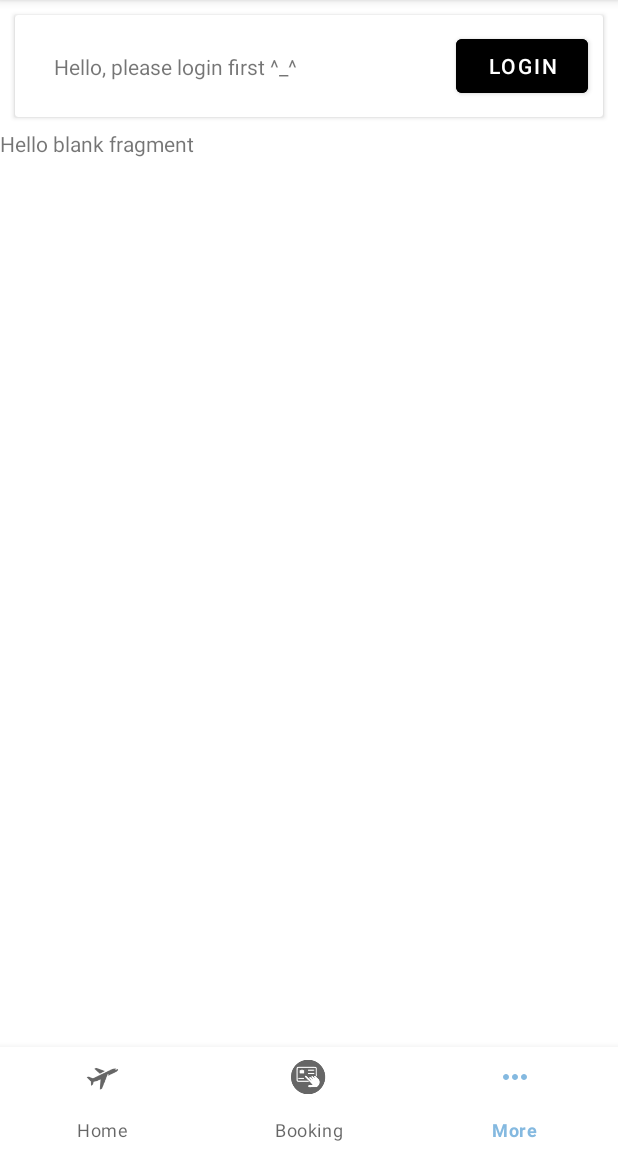
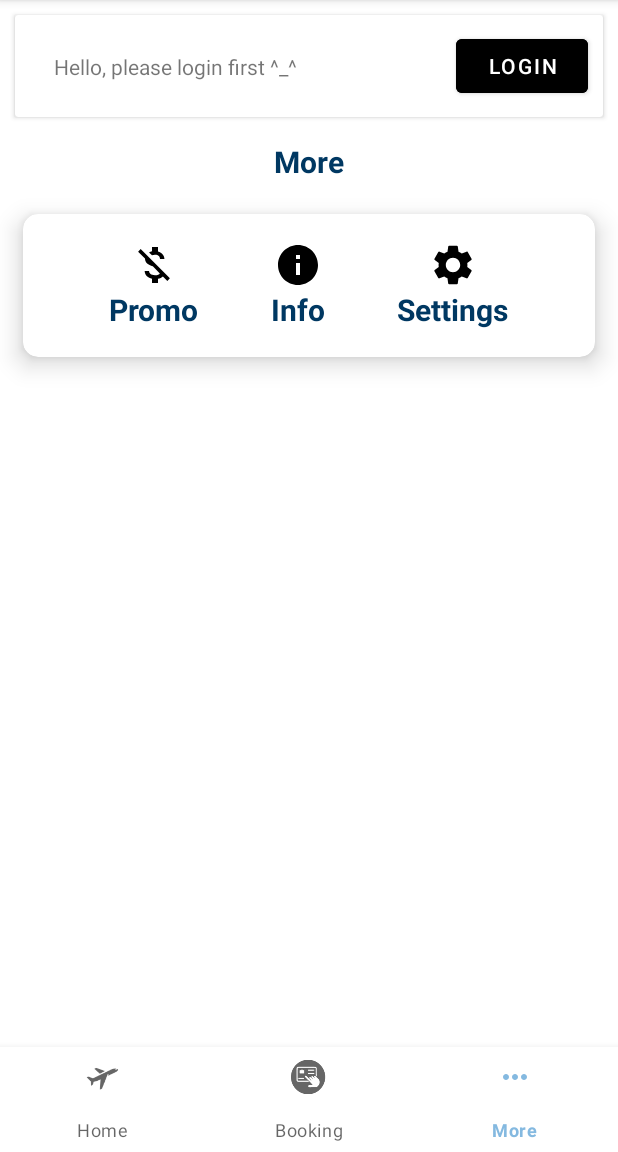
Before and after one commit to AceLysnd/FP-AND-C11, an Android app: the screen it shows after launch (HomeActivity), item 3 of the bottom bar chosen, on a phone screen of 412 x 824 dp, the part 84-1236 px from its top. Run offline under Robolectric (Android 15) with nearby library versions, the phone set to English and light mode, and no system bars; our stand-ins replace Dagger/Hilt's generated code, Room's generated code.

Commit message:
Fragment more buttons, minor fix, back button home

```diff
--- a/app/src/main/java/com/ace/c11flight/ui/view/HomeActivity.kt
+++ b/app/src/main/java/com/ace/c11flight/ui/view/HomeActivity.kt
@@ -64,7 +64,6 @@
         viewModel.getLoginStatus().observe(this) {
             if (it) {
                 binding.messageLogin.visibility = View.GONE
-                Toast.makeText(this, "Login Verified", Toast.LENGTH_SHORT).show()
             }
         }
     }
@@ -99,4 +98,15 @@
         }
     }
 
+    private var backButtonCount = 0
+    override fun onBackPressed() {
+        if (backButtonCount < 1) {
+            Toast.makeText(this, getString(R.string.press_back_again), Toast.LENGTH_SHORT).show()
+            backButtonCount += 1
+        } else {
+            moveTaskToBack(true)
+            backButtonCount = 0
+        }
+    }
+
 }
--- /dev/null
+++ b/app/src/main/res/drawable/ic_info.xml
@@ -0,0 +1,5 @@
+<vector android:height="32dp" android:tint="#000000"
+    android:viewportHeight="24" android:viewportWidth="24"
+    android:width="32dp" xmlns:android="http://schemas.android.com/apk/res/android">
+    <path android:fillColor="@android:color/white" android:pathData="M12,2C6.48,2 2,6.48 2,12s4.48,10 10,10 10,-4.48 10,-10S17.52,2 12,2zM13,17h-2v-6h2v6zM13,9h-2L11,7h2v2z"/>
+</vector>
--- /dev/null
+++ b/app/src/main/res/drawable/ic_promo.xml
@@ -0,0 +1,5 @@
+<vector android:height="32dp" android:tint="#000000"
+    android:viewportHeight="24" android:viewportWidth="24"
+    android:width="32dp" xmlns:android="http://schemas.android.com/apk/res/android">
+    <path android:fillColor="@android:color/white" android:pathData="M12.5,6.9c1.78,0 2.44,0.85 2.5,2.1h2.21c-0.07,-1.72 -1.12,-3.3 -3.21,-3.81V3h-3v2.16c-0.53,0.12 -1.03,0.3 -1.48,0.54l1.47,1.47c0.41,-0.17 0.91,-0.27 1.51,-0.27zM5.33,4.06L4.06,5.33 7.5,8.77c0,2.08 1.56,3.21 3.91,3.91l3.51,3.51c-0.34,0.48 -1.05,0.91 -2.42,0.91 -2.06,0 -2.87,-0.92 -2.98,-2.1h-2.2c0.12,2.19 1.76,3.42 3.68,3.83V21h3v-2.15c0.96,-0.18 1.82,-0.55 2.45,-1.12l2.22,2.22 1.27,-1.27L5.33,4.06z"/>
+</vector>
--- /dev/null
+++ b/app/src/main/res/drawable/ic_settings.xml
@@ -0,0 +1,5 @@
+<vector android:height="32dp" android:tint="#000000"
+    android:viewportHeight="24" android:viewportWidth="24"
+    android:width="32dp" xmlns:android="http://schemas.android.com/apk/res/android">
+    <path android:fillColor="@android:color/white" android:pathData="M19.14,12.94c0.04,-0.3 0.06,-0.61 0.06,-0.94c0,-0.32 -0.02,-0.64 -0.07,-0.94l2.03,-1.58c0.18,-0.14 0.23,-0.41 0.12,-0.61l-1.92,-3.32c-0.12,-0.22 -0.37,-0.29 -0.59,-0.22l-2.39,0.96c-0.5,-0.38 -1.03,-0.7 -1.62,-0.94L14.4,2.81c-0.04,-0.24 -0.24,-0.41 -0.48,-0.41h-3.84c-0.24,0 -0.43,0.17 -0.47,0.41L9.25,5.35C8.66,5.59 8.12,5.92 7.63,6.29L5.24,5.33c-0.22,-0.08 -0.47,0 -0.59,0.22L2.74,8.87C2.62,9.08 2.66,9.34 2.86,9.48l2.03,1.58C4.84,11.36 4.8,11.69 4.8,12s0.02,0.64 0.07,0.94l-2.03,1.58c-0.18,0.14 -0.23,0.41 -0.12,0.61l1.92,3.32c0.12,0.22 0.37,0.29 0.59,0.22l2.39,-0.96c0.5,0.38 1.03,0.7 1.62,0.94l0.36,2.54c0.05,0.24 0.24,0.41 0.48,0.41h3.84c0.24,0 0.44,-0.17 0.47,-0.41l0.36,-2.54c0.59,-0.24 1.13,-0.56 1.62,-0.94l2.39,0.96c0.22,0.08 0.47,0 0.59,-0.22l1.92,-3.32c0.12,-0.22 0.07,-0.47 -0.12,-0.61L19.14,12.94zM12,15.6c-1.98,0 -3.6,-1.62 -3.6,-3.6s1.62,-3.6 3.6,-3.6s3.6,1.62 3.6,3.6S13.98,15.6 12,15.6z"/>
+</vector>
--- a/app/src/main/res/layout/fragment_more.xml
+++ b/app/src/main/res/layout/fragment_more.xml
@@ -1,14 +1,118 @@
 <?xml version="1.0" encoding="utf-8"?>
 <FrameLayout xmlns:android="http://schemas.android.com/apk/res/android"
+    xmlns:app="http://schemas.android.com/apk/res-auto"
     xmlns:tools="http://schemas.android.com/tools"
     android:layout_width="match_parent"
     android:layout_height="match_parent"
     tools:context=".ui.view.MoreFragment">
 
-    <!-- TODO: Update blank fragment layout -->
-    <TextView
+    <androidx.constraintlayout.widget.ConstraintLayout
         android:layout_width="match_parent"
-        android:layout_height="match_parent"
-        android:text="@string/hello_blank_fragment" />
+        android:layout_height="match_parent">
+
+        <TextView
+            android:id="@+id/tvMore"
+            style="@style/BigColoredHeadline"
+            android:layout_width="wrap_content"
+            android:layout_height="wrap_content"
+            android:layout_marginTop="8dp"
+            android:text="More"
+            app:layout_constraintEnd_toEndOf="parent"
+            app:layout_constraintStart_toStartOf="parent"
+            app:layout_constraintTop_toTopOf="parent" />
+
+        <androidx.cardview.widget.CardView
+            android:layout_width="match_parent"
+            android:layout_height="wrap_content"
+            app:cardBackgroundColor="@color/white"
+            app:cardCornerRadius="10dp"
+            app:cardElevation="10dp"
+            app:cardMaxElevation="12dp"
+            app:cardPreventCornerOverlap="true"
+            app:cardUseCompatPadding="true"
+            app:layout_constraintEnd_toEndOf="parent"
+            app:layout_constraintStart_toStartOf="parent"
+            app:layout_constraintTop_toBottomOf="@+id/tvMore">
+
+            <GridLayout
+                android:layout_gravity="center"
+                android:layout_width="wrap_content"
+                android:layout_height="wrap_content"
+                android:padding="18dp"
+                android:columnCount="3"
+                android:rowCount="3">
+
+                <androidx.constraintlayout.widget.ConstraintLayout
+                    android:paddingHorizontal="24sp">
+
+                    <ImageView
+                        android:id="@+id/ivPromo"
+                        android:layout_width="wrap_content"
+                        android:layout_height="wrap_content"
+                        android:src="@drawable/ic_promo"
+                        app:layout_constraintEnd_toEndOf="parent"
+                        app:layout_constraintStart_toStartOf="parent"
+                        app:layout_constraintTop_toTopOf="parent" />
+
+                    <TextView
+                        style="@style/BigColoredHeadline"
+                        android:layout_width="wrap_content"
+                        android:layout_height="wrap_content"
+                        android:text="Promo"
+                        app:layout_constraintEnd_toEndOf="parent"
+                        app:layout_constraintStart_toStartOf="parent"
+                        app:layout_constraintTop_toBottomOf="@+id/ivPromo" />
+                </androidx.constraintlayout.widget.ConstraintLayout>
+
+                <androidx.constraintlayout.widget.ConstraintLayout
+                    android:paddingHorizontal="24sp">
+
+                    <ImageView
+                        android:id="@+id/ivInfo"
+                        android:layout_width="wrap_content"
+                        android:layout_height="wrap_content"
+                        android:src="@drawable/ic_info"
+                        app:layout_constraintEnd_toEndOf="parent"
+                        app:layout_constraintStart_toStartOf="parent"
+                        app:layout_constraintTop_toTopOf="parent" />
+
+                    <TextView
+                        style="@style/BigColoredHeadline"
+                        android:layout_width="wrap_content"
+                        android:layout_height="wrap_content"
+                        android:text="Info"
+                        app:layout_constraintEnd_toEndOf="parent"
+                        app:layout_constraintStart_toStartOf="parent"
+                        app:layout_constraintTop_toBottomOf="@+id/ivInfo" />
+                </androidx.constraintlayout.widget.ConstraintLayout>
+
+                <androidx.constraintlayout.widget.ConstraintLayout
+                    android:paddingHorizontal="24sp">
+
+                    <ImageView
+                        android:id="@+id/ivMore"
+                        android:layout_width="wrap_content"
+                        android:layout_height="wrap_content"
+                        android:src="@drawable/ic_settings"
+                        app:layout_constraintEnd_toEndOf="parent"
+                        app:layout_constraintStart_toStartOf="parent"
+                        app:layout_constraintTop_toTopOf="parent" />
+
+                    <TextView
+                        style="@style/BigColoredHeadline"
+                        android:layout_width="wrap_content"
+                        android:layout_height="wrap_content"
+                        android:text="Settings"
+                        app:layout_constraintEnd_toEndOf="parent"
+                        app:layout_constraintStart_toStartOf="parent"
+                        app:layout_constraintTop_toBottomOf="@+id/ivMore" />
+                </androidx.constraintlayout.widget.ConstraintLayout>
+            </GridLayout>
+        </androidx.cardview.widget.CardView>
+
+
+    </androidx.constraintlayout.widget.ConstraintLayout>
+
+
 
 </FrameLayout>
```
